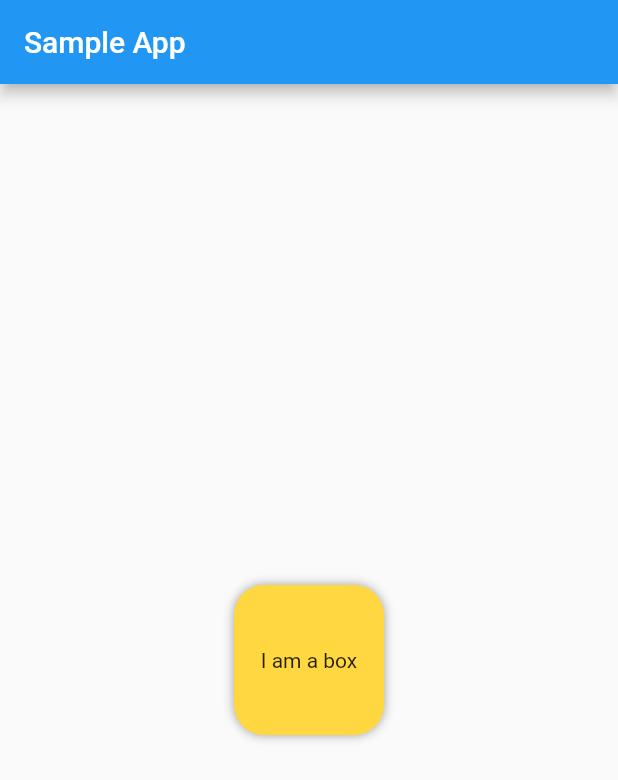
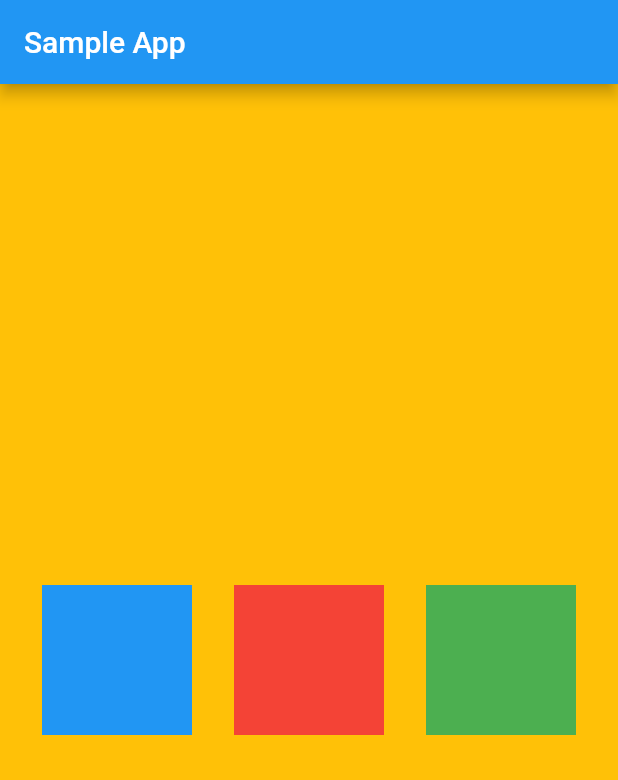
Before and after one commit to Mohitmadhav/Sample-App, a Flutter app: the screen it shows after launch, on a phone screen of 412 x 824 dp. Shown: the top 780 px of the screen. Run offline on Flutter 3.47's test engine with Material 2 defaults, Android fonts, the phone set to English and light mode, and no system bars.

Commit message:
chapter 2 completed

```diff
--- a/lib/main.dart
+++ b/lib/main.dart
@@ -1,5 +1,5 @@
+import 'package:flutter/cupertino.dart';
 import 'package:flutter/material.dart';
-import 'package:flutter/cupertino.dart';
 
 void main() {
   runApp(MaterialApp(
@@ -18,21 +18,32 @@ class HomePage extends StatelessWidget {
         appBar: AppBar(
           title: Text("Sample App"),
         ),
-        body: Center(
-          child: Container(
-            alignment: Alignment.center,
-            width: 100,
-            height: 100,
-            decoration: BoxDecoration(
-                color: Colors.amberAccent,
-                boxShadow: [
-                  BoxShadow(
-                    color: Colors.grey,
-                    blurRadius: 5,
-                  )
-                ],
-                borderRadius: BorderRadius.circular(20)),
-            child: Text("I am a box"),
+        body: Container(
+          color: Colors.amber,
+          height: MediaQuery.of(context).size.height,
+          width: MediaQuery.of(context).size.width,
+          child: Row(
+            mainAxisAlignment: MainAxisAlignment.spaceEvenly,
+            children: <Widget>[
+              Container(
+                alignment: Alignment.center,
+                width: 100,
+                height: 100,
+                color: Colors.blue,
+              ),
+              Container(
+                alignment: Alignment.center,
+                width: 100,
+                height: 100,
+                color: Colors.red,
+              ),
+              Container(
+                alignment: Alignment.center,
+                width: 100,
+                height: 100,
+                color: Colors.green,
+              ),
+            ],
           ),
         ),
       ),
```
Also changed, not shown: pubspec.lock.
